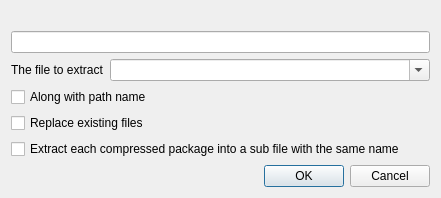
Before: the Qt Designer form dialog/uncompressconfirmdialog.ui in flysnow010/flyscp, drawn with Qt 5.
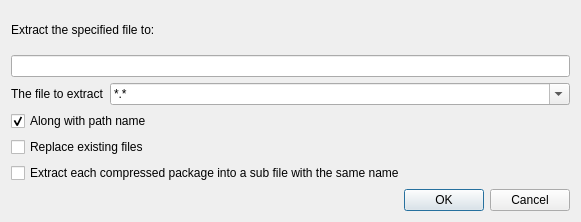
After: the same form once the commit is applied.

```diff
--- a/dialog/uncompressconfirmdialog.ui
+++ b/dialog/uncompressconfirmdialog.ui
@@ -6,8 +6,8 @@
    <rect>
     <x>0</x>
     <y>0</y>
-    <width>441</width>
-    <height>194</height>
+    <width>581</width>
+    <height>222</height>
    </rect>
   </property>
   <property name="windowTitle">
@@ -19,7 +19,7 @@
      <item>
       <widget class="QLabel" name="labelTip">
        <property name="text">
-        <string/>
+        <string>Extract the specified file to:</string>
        </property>
       </widget>
      </item>
@@ -42,6 +42,9 @@
        <property name="editable">
         <bool>true</bool>
        </property>
+       <property name="currentText">
+        <string>*.*</string>
+       </property>
       </widget>
      </item>
     </layout>
@@ -53,6 +56,9 @@
        <property name="text">
         <string>Along with path name</string>
        </property>
+       <property name="checked">
+        <bool>true</bool>
+       </property>
       </widget>
      </item>
      <item>
```
Left out of the diff: 4 changed lines with no effect on the pictures.
